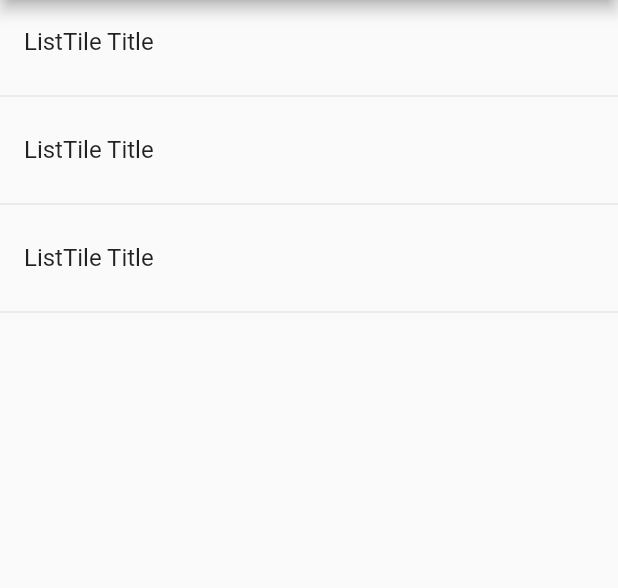
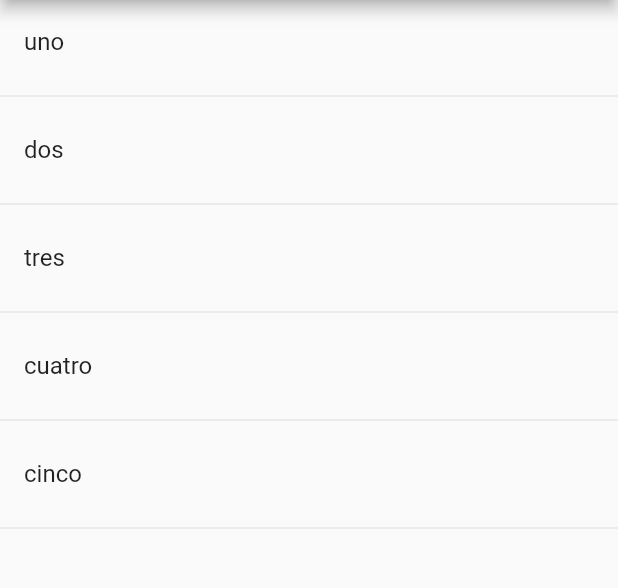
Before and after one commit to VictorBejarano/6-Componentes, a Flutter app: the screen it shows after launch, on a phone screen of 412 x 824 dp, the part 84-672 px from its top. Run offline on Flutter 3.47's test engine with Material 2 defaults, Android fonts, the phone set to English and light mode, and no system bars.

Commit message:
6 Crear listTile desde lista

```diff
--- a/lib/main.dart
+++ b/lib/main.dart
@@ -8,6 +8,7 @@ class MyApp extends StatelessWidget {
   Widget build(BuildContext context) {
     return MaterialApp(
       title: 'Componentes App',
+      debugShowCheckedModeBanner: false,
       home: HomePageTemp(),
     );
   }
--- a/lib/src/pages/home_temp.dart
+++ b/lib/src/pages/home_temp.dart
@@ -1,32 +1,35 @@
 import 'package:flutter/material.dart';
 
 class HomePageTemp extends StatelessWidget {
-  const HomePageTemp({Key key}) : super(key: key);
+  HomePageTemp({Key key}) : super(key: key);
+
+  final opciones = ['uno', 'dos', 'tres', 'cuatro', 'cinco'];
 
   @override
   Widget build(BuildContext context) {
-    return Center(
-      child: Scaffold(
-        appBar: AppBar(
-          title: Text('Componentes Temp'),
-        ),
-        body: ListView(
-          children: <Widget>[
-            ListTile(
-              title: Text('ListTile Title'),
-            ),
-            Divider(),
-            ListTile(
-              title: Text('ListTile Title'),
-            ),
-            Divider(),
-            ListTile(
-              title: Text('ListTile Title'),
-            ),
-            Divider(),
-          ],
-        ),
+    return Scaffold(
+      appBar: AppBar(
+        title: Text('Componentes Temp'),
+      ),
+      body: ListView(
+        children: _crearItems(),
       ),
     );
   }
+
+  List<Widget> _crearItems() {
+    List<Widget> lista = new List<Widget>();
+
+    for (String opt in opciones) {
+      final tempWidget = ListTile(
+        title: Text(opt),
+      );
+
+      lista..add(tempWidget)..add(Divider());
+    }
+
+    return lista;
+  }
+
+  List<Widget> _crearItemsCorta() {}
 }
```
